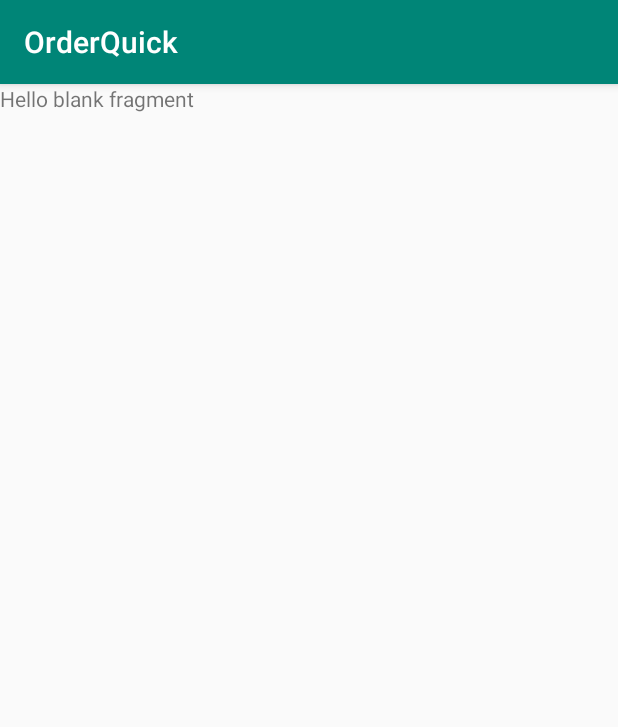
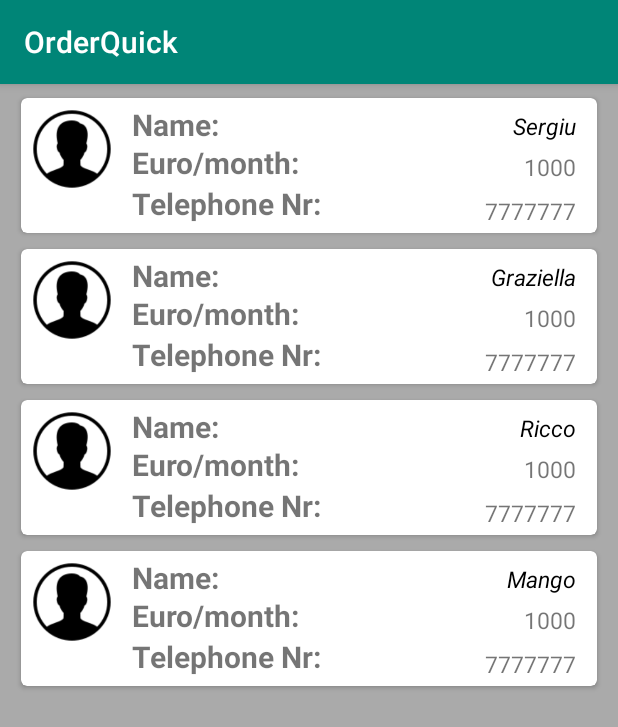
Before and after one commit to sergiunimat/OrderQuick, an Android app: the fragment EmployeesFragment shown on its own in the app's theme, on a phone screen of 412 x 824 dp. Shown: the top 727 px of the screen. Run offline under Robolectric (Android 15) with nearby library versions, the phone set to English and light mode, and no system bars.

Commit message:
Admin employees fragment - with mock data

```diff
--- a/app/src/main/AndroidManifest.xml
+++ b/app/src/main/AndroidManifest.xml
@@ -9,7 +9,8 @@
         android:roundIcon="@mipmap/ic_launcher_round"
         android:supportsRtl="true"
         android:theme="@style/AppTheme">
-        <activity android:name=".AdminAddEmployee"></activity>
+        <activity android:name=".EmployeeMainActivity"></activity>
+        <activity android:name=".AdminAddEmployee" />
         <activity android:name=".AdminEditCustomerActivuty" />
         <activity android:name=".MainAdminActivity" />
         <activity android:name=".CustomerProfile" />
--- /dev/null
+++ b/app/src/main/java/com/example/orderquick/AdminEmployeAdapter.java
@@ -0,0 +1,63 @@
+package com.example.orderquick;
+
+import android.view.LayoutInflater;
+import android.view.View;
+import android.view.ViewGroup;
+import android.widget.ImageView;
+import android.widget.TextView;
+
+import androidx.annotation.NonNull;
+import androidx.recyclerview.widget.RecyclerView;
+
+import java.util.ArrayList;
+
+public class AdminEmployeAdapter extends RecyclerView.Adapter<AdminEmployeAdapter.EmployeeViewHolder> {
+
+    private ArrayList<EmployeeViewModel> employeeViewHolders;
+
+    public static class EmployeeViewHolder extends RecyclerView.ViewHolder{
+        public ImageView empImgView;
+        public TextView empName;
+        public TextView empTel;
+        public TextView empWage;
+
+        public EmployeeViewHolder(@NonNull View itemView) {
+            super(itemView);
+            empImgView = (ImageView)itemView.findViewById(R.id.employee_image_view_id);
+            empName = (TextView)itemView.findViewById(R.id.employee_name_text_view_id);
+            empTel = (TextView)itemView.findViewById(R.id.employee_telephone_text_view_id);
+            empWage = (TextView)itemView.findViewById(R.id.employee_wage_text_view_id);
+        }
+    }
+
+    /*I: adapter constructor*/
+    public AdminEmployeAdapter(ArrayList<EmployeeViewModel> employeeViewModels){
+        employeeViewHolders=employeeViewModels;
+    }
+
+    @NonNull
+    @Override
+    public EmployeeViewHolder onCreateViewHolder(@NonNull ViewGroup parent, int viewType) {
+        /*I: passing the layout*/
+        View v = LayoutInflater.from(parent.getContext()).inflate(R.layout.employee_item,parent,false);
+        EmployeeViewHolder employeeViewHolder = new EmployeeViewHolder(v);
+        return employeeViewHolder;
+    }
+
+    @Override
+    public void onBindViewHolder(@NonNull EmployeeViewHolder holder, int position) {
+        EmployeeViewModel currentEmp = employeeViewHolders.get(position);
+        holder.empImgView.setImageResource(currentEmp.getImgSrc());
+        holder.empName.setText(currentEmp.getEmpName());
+        holder.empTel.setText(currentEmp.getEmpTel());
+        holder.empWage.setText(currentEmp.getEmWage());
+
+    }
+
+    @Override
+    public int getItemCount() {
+        return employeeViewHolders.size();
+    }
+
+
+}
--- /dev/null
+++ b/app/src/main/java/com/example/orderquick/EmployeeMainActivity.java
@@ -0,0 +1,23 @@
+package com.example.orderquick;
+
+import androidx.appcompat.app.AppCompatActivity;
+
+import android.content.Intent;
+import android.os.Bundle;
+
+public class EmployeeMainActivity extends BaseAppClass {
+
+    @Override
+    protected void onCreate(Bundle savedInstanceState) {
+        super.onCreate(savedInstanceState);
+        setContentView(R.layout.activity_employee_main);
+
+        if (APPLICATION_CURRENT_USER.getPassword().equals("employee")){
+            Intent redirect  = new Intent(this,CustomerProfile.class);
+            startActivity(redirect);
+        }
+        {
+            /*I: show list of orders.*/
+        }
+    }
+}
--- /dev/null
+++ b/app/src/main/java/com/example/orderquick/EmployeeViewModel.java
@@ -0,0 +1,58 @@
+package com.example.orderquick;
+
+public class EmployeeViewModel {
+
+    private int imgSrc;
+    private int empId;
+    private String empName;
+    private String empTel;
+    private String emWage;
+
+    public EmployeeViewModel(int imgSrc, int empId, String empName, String empTel, String emWage) {
+        this.imgSrc = imgSrc;
+        this.empId = empId;
+        this.empName = empName;
+        this.empTel = empTel;
+        this.emWage = emWage;
+    }
+
+    public int getImgSrc() {
+        return imgSrc;
+    }
+
+    public void setImgSrc(int imgSrc) {
+        this.imgSrc = imgSrc;
+    }
+
+    public int getEmpId() {
+        return empId;
+    }
+
+    public void setEmpId(int empId) {
+        this.empId = empId;
+    }
+
+    public String getEmpName() {
+        return empName;
+    }
+
+    public void setEmpName(String empName) {
+        this.empName = empName;
+    }
+
+    public String getEmpTel() {
+        return empTel;
+    }
+
+    public void setEmpTel(String empTel) {
+        this.empTel = empTel;
+    }
+
+    public String getEmWage() {
+        return emWage;
+    }
+
+    public void setEmWage(String emWage) {
+        this.emWage = emWage;
+    }
+}
--- a/app/src/main/java/com/example/orderquick/EmployeesFragment.java
+++ b/app/src/main/java/com/example/orderquick/EmployeesFragment.java
@@ -4,10 +4,14 @@ package com.example.orderquick;
 import android.os.Bundle;
 
 import androidx.fragment.app.Fragment;
+import androidx.recyclerview.widget.LinearLayoutManager;
+import androidx.recyclerview.widget.RecyclerView;
 
 import android.view.LayoutInflater;
 import android.view.View;
 import android.view.ViewGroup;
+
+import java.util.ArrayList;
 
 
 /**
@@ -20,12 +24,33 @@ public class EmployeesFragment extends Fragment {
         // Required empty public constructor
     }
 
+    private RecyclerView empRecycleView;
+    private RecyclerView.Adapter empAdapter;
+    private RecyclerView.LayoutManager empManager;
+
 
     @Override
     public View onCreateView(LayoutInflater inflater, ViewGroup container,
                              Bundle savedInstanceState) {
+        final View view = inflater.inflate(R.layout.fragment_employees, container, false);
+        DBHelper dbH = new DBHelper(container.getContext());
+
+
+        ArrayList<EmployeeViewModel>employeeViewModels = new ArrayList<>();
+        employeeViewModels.add(new EmployeeViewModel(R.drawable.user,1,"Sergiu","7777777","1000"));
+        employeeViewModels.add(new EmployeeViewModel(R.drawable.user,12,"Graziella","7777777","1000"));
+        employeeViewModels.add(new EmployeeViewModel(R.drawable.user,13,"Ricco","7777777","1000"));
+        employeeViewModels.add(new EmployeeViewModel(R.drawable.user,14,"Mango","7777777","1000"));
+
+
+        empRecycleView = (RecyclerView) view.findViewById(R.id.employee_customer_recycler_view_id);
+        empManager = new LinearLayoutManager(view.getContext());
+        empAdapter = new AdminEmployeAdapter(employeeViewModels);
+
+        empRecycleView.setLayoutManager(empManager);
+        empRecycleView.setAdapter(empAdapter);
         // Inflate the layout for this fragment
-        return inflater.inflate(R.layout.fragment_employees, container, false);
+        return view;
     }
 
 }
--- a/app/src/main/java/com/example/orderquick/LogIn.java
+++ b/app/src/main/java/com/example/orderquick/LogIn.java
@@ -50,19 +50,24 @@ public class LogIn extends BaseAppClass {
                          else {
                              //init global user. when login
                              APPLICATION_CURRENT_USER = cuser;
-                             // - if global user role is 3 - go customer views
+                             /*I: if user is customer*/
                              if (APPLICATION_CURRENT_USER.getRole() == 3) {
                                  Toast.makeText(LogIn.this, "Wellcome "+APPLICATION_CURRENT_USER.getCustomerName(), Toast.LENGTH_LONG).show();
                                  Intent maincustomerView = new Intent(v.getContext(), MainCustomerView.class);
                                  startActivity(maincustomerView);
                              }
+                             /*I: if user is admin*/
                              else if(APPLICATION_CURRENT_USER.getRole() == 0){
                                  Toast.makeText(LogIn.this, "Wellcome "+APPLICATION_CURRENT_USER.getCustomerName(), Toast.LENGTH_LONG).show();
                                  Intent mainAdminActivity = new Intent(v.getContext(), MainAdminActivity.class);
                                  startActivity(mainAdminActivity);
                              }
-                             // - if global user role is 2 - go restaurant views
-                             // - if global user role is 1 - go admin views
+                             /*I: if user is employee*/
+                             else if (APPLICATION_CURRENT_USER.getRole() == 2){
+                                 Toast.makeText(LogIn.this, "Wellcome "+APPLICATION_CURRENT_USER.getCustomerName(), Toast.LENGTH_LONG).show();
+                                 Intent mainAdminActivity = new Intent(v.getContext(), EmployeeMainActivity.class);
+                                 startActivity(mainAdminActivity);
+                             }
                          }
                      }
                      else {
--- /dev/null
+++ b/app/src/main/res/layout/activity_employee_main.xml
@@ -0,0 +1,16 @@
+<?xml version="1.0" encoding="utf-8"?>
+<RelativeLayout xmlns:android="http://schemas.android.com/apk/res/android"
+    xmlns:app="http://schemas.android.com/apk/res-auto"
+    xmlns:tools="http://schemas.android.com/tools"
+    android:layout_width="match_parent"
+    android:layout_height="match_parent"
+    tools:context=".EmployeeMainActivity">
+
+    <TextView
+        android:layout_width="wrap_content"
+        android:layout_height="wrap_content"
+        android:layout_centerHorizontal="true"
+        android:layout_centerVertical="true"
+        android:text="There will be a list"/>
+
+</RelativeLayout>
--- /dev/null
+++ b/app/src/main/res/layout/employee_item.xml
@@ -0,0 +1,95 @@
+<?xml version="1.0" encoding="utf-8"?>
+<androidx.cardview.widget.CardView xmlns:android="http://schemas.android.com/apk/res/android"
+    android:layout_width="match_parent"
+    android:layout_height="wrap_content"
+    xmlns:app="http://schemas.android.com/apk/res-auto"
+    app:cardCornerRadius="4dp"
+    android:layout_marginTop="5dp"
+    android:layout_marginRight="10dp"
+    android:layout_marginLeft="10dp"
+    android:layout_marginBottom="5dp">
+
+
+    <RelativeLayout
+        android:layout_width="match_parent"
+        android:layout_height="wrap_content"
+        android:layout_margin="4dp">
+
+        <ImageView
+            android:id="@+id/employee_image_view_id"
+            android:layout_width="60dp"
+            android:layout_height="60dp"
+            android:padding="2dp"/>
+        <TextView
+            android:id="@+id/namelbl_employee"
+            android:layout_width="wrap_content"
+            android:layout_height="wrap_content"
+            android:layout_toRightOf="@+id/employee_image_view_id"
+            android:textSize="20sp"
+            android:textStyle="bold"
+            android:paddingLeft="10dp"
+            android:text="Name: "/>
+
+        <TextView
+            android:id="@+id/employee_name_text_view_id"
+            android:layout_width="wrap_content"
+            android:layout_height="wrap_content"
+            android:text="Employee Name"
+            android:textColor="@android:color/black"
+            android:textSize="15sp"
+            android:textStyle="italic"
+            android:paddingTop="4dp"
+            android:paddingRight="10dp"
+            android:layout_alignParentRight="true" />
+        <TextView
+            android:id="@+id/tellbl_employee"
+            android:layout_below="@+id/orderlbl_employee"
+            android:layout_width="wrap_content"
+            android:layout_height="wrap_content"
+            android:layout_toRightOf="@+id/employee_image_view_id"
+            android:textSize="20sp"
+            android:textStyle="bold"
+            android:paddingLeft="10dp"
+            android:text="Telephone Nr: "/>
+
+        <TextView
+            android:id="@+id/employee_telephone_text_view_id"
+            android:layout_width="wrap_content"
+            android:layout_height="wrap_content"
+
+            android:paddingTop="8dp"
+            android:textSize="15dp"
+            android:layout_below="@+id/orderlbl_employee"
+            android:text="775672345"
+            android:layout_alignParentRight="true"
+            android:paddingRight="10dp"
+            />
+
+        <TextView
+            android:id="@+id/orderlbl_employee"
+            android:layout_width="wrap_content"
+            android:layout_height="wrap_content"
+            android:text="Euro/month: "
+            android:paddingLeft="10dp"
+            android:textSize="20sp"
+            android:layout_toRightOf="@+id/employee_image_view_id"
+            android:textStyle="bold"
+
+
+            android:layout_below="@+id/employee_name_text_view_id"/>
+
+        <TextView
+            android:id="@+id/employee_wage_text_view_id"
+            android:layout_width="wrap_content"
+            android:layout_height="wrap_content"
+            android:layout_below="@+id/namelbl_employee"
+            android:layout_alignParentRight="true"
+            android:paddingTop="4dp"
+            android:textSize="15dp"
+            android:paddingRight="10dp"
+            android:text="1000"
+            />
+
+
+    </RelativeLayout>
+</androidx.cardview.widget.CardView>
--- a/app/src/main/res/layout/fragment_employees.xml
+++ b/app/src/main/res/layout/fragment_employees.xml
@@ -5,10 +5,21 @@
     android:layout_height="match_parent"
     tools:context=".EmployeesFragment">
 
-    <!-- TODO: Update blank fragment layout -->
-    <TextView
+    <RelativeLayout
+    android:id="@+id/employee_list_admin_relative_layout_id"
+    android:layout_width="match_parent"
+    android:layout_height="match_parent">
+
+    <androidx.recyclerview.widget.RecyclerView
+        android:id="@+id/employee_customer_recycler_view_id"
         android:layout_width="match_parent"
         android:layout_height="match_parent"
-        android:text="@string/hello_blank_fragment" />
+        android:padding="4dp"
+        android:scrollbars="vertical"
+        android:background="@android:color/darker_gray"/>
+
+
+
+</RelativeLayout>
 
 </FrameLayout>
```
